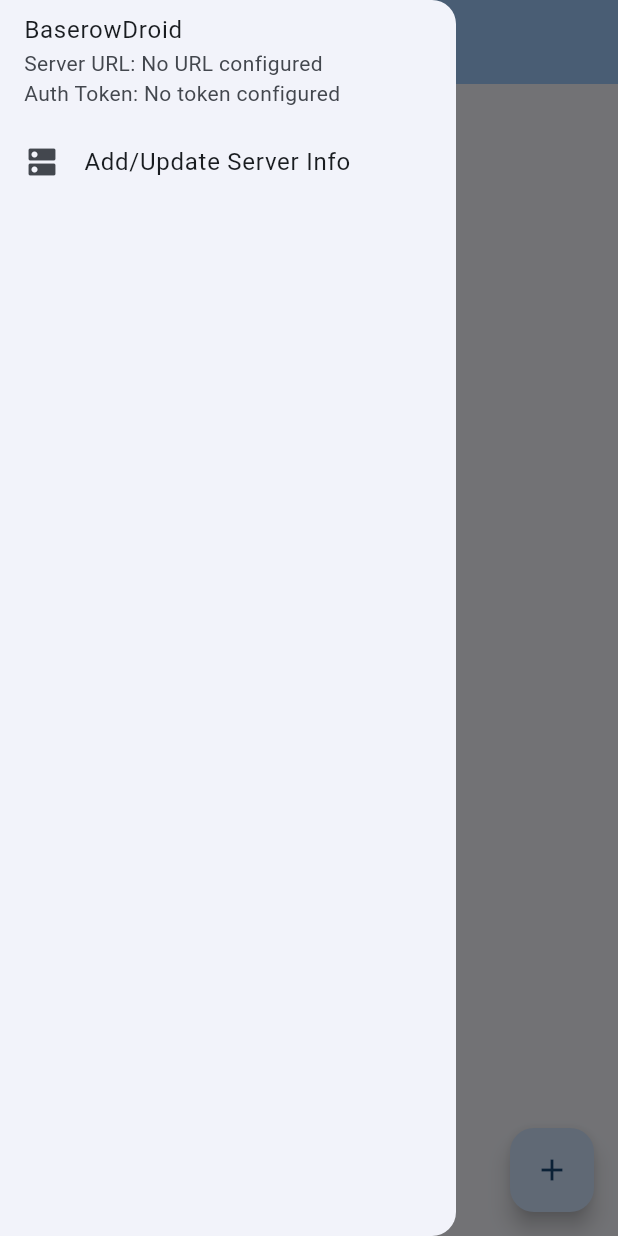
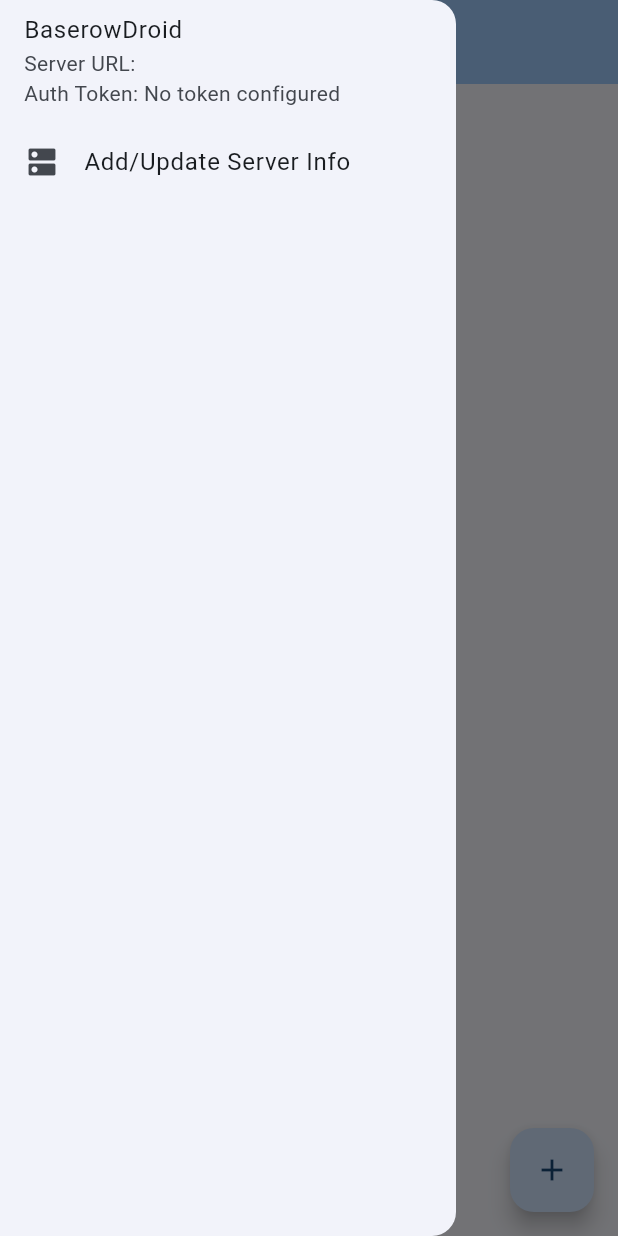
Before and after one commit to Aadityajoshi151/baserowdroid, a Flutter app: the screen it shows after launch, with the side drawer open, on a phone screen of 412 x 824 dp. Run offline on Flutter 3.47's test engine with Material 3 defaults, Android fonts, the phone set to English and light mode, and no system bars; our stand-ins replace shared_preferences.

Commit message:
chore: adds constants file and its references

```diff
--- /dev/null
+++ b/lib/Constants.dart
@@ -0,0 +1,4 @@
+const String APP_NAME = "BaserowDroid";
+const String SERVER_URL_DEFAULT_VALUE = "";
+const String AUTH_TOKEN_DEFAULT_VALUE = "No token configured";
+const String SERVER_DETAILS_PAGE_TITLE = "Server Details";
--- a/lib/main.dart
+++ b/lib/main.dart
@@ -1,5 +1,6 @@
 import 'package:baserowdroid/screens/HomePage.dart';
 import 'package:flutter/material.dart';
+import 'Constants.dart' as constants;
 
 void main() {
   runApp(const MyApp());
@@ -11,7 +12,7 @@
   @override
   Widget build(BuildContext context) {
     return MaterialApp(
-      title: 'BaserowDroid',
+      title: constants.APP_NAME,
       theme: ThemeData(
         colorScheme: ColorScheme.fromSeed(seedColor: Colors.blue),
         useMaterial3: true,
--- a/lib/screens/HomePage.dart
+++ b/lib/screens/HomePage.dart
@@ -1,4 +1,5 @@
 import 'package:baserowdroid/widgets/AppDrawer.dart';
+import '../Constants.dart' as constants;
 import 'package:flutter/material.dart';
 
 class HomePage extends StatefulWidget {
@@ -13,7 +14,7 @@
   Widget build(BuildContext context) {
     return Scaffold(
       appBar: AppBar(
-        title: const Text("BaserowDroid"),
+        title: const Text(constants.APP_NAME),
         backgroundColor: Theme.of(context).colorScheme.inversePrimary,
       ),
       body: Center(
@@ -22,7 +23,7 @@
         child: Text('No tables found'),
       ),
       drawer: Appdrawer(
-        title: "BaserowDroid",
+        title: constants.APP_NAME,
       ),
       floatingActionButton: FloatingActionButton(
         onPressed: () {
--- a/lib/screens/ServerDetails.dart
+++ b/lib/screens/ServerDetails.dart
@@ -3,6 +3,7 @@
 import 'package:baserowdroid/utils/FetchServerURL.dart';
 import 'package:flutter/material.dart';
 import 'package:shared_preferences/shared_preferences.dart';
+import '../Constants.dart' as constants;
 
 class Serverdetails extends StatefulWidget {
   const Serverdetails({super.key, required this.title});
@@ -22,7 +23,7 @@
 
     readServerUrl().then((url) {
       setState(() {
-        if (url != "No URL configured") {
+        if (url != constants.SERVER_URL_DEFAULT_VALUE) {
           urlController.text = url;
         }
       });
@@ -30,7 +31,7 @@
 
     readAuthToken().then((token) {
       setState(() {
-        if (token != "No token configured") {
+        if (token != constants.AUTH_TOKEN_DEFAULT_VALUE) {
           tokenController.text = token;
         }
       });
--- a/lib/utils/FetchAuthToken.dart
+++ b/lib/utils/FetchAuthToken.dart
@@ -1,6 +1,7 @@
 import 'package:shared_preferences/shared_preferences.dart';
+import '../Constants.dart' as constants;
 
 Future<String> readAuthToken() async {
   SharedPreferences prefs = await SharedPreferences.getInstance();
-  return prefs.getString('auth_token') ?? 'No token configured';
+  return prefs.getString('auth_token') ?? constants.AUTH_TOKEN_DEFAULT_VALUE;
 }
--- a/lib/utils/FetchServerURL.dart
+++ b/lib/utils/FetchServerURL.dart
@@ -1,6 +1,7 @@
 import 'package:shared_preferences/shared_preferences.dart';
+import '../Constants.dart' as constants;
 
 Future<String> readServerUrl() async {
   SharedPreferences prefs = await SharedPreferences.getInstance();
-  return prefs.getString('server_url') ?? 'No URL configured';
+  return prefs.getString('server_url') ?? constants.SERVER_URL_DEFAULT_VALUE;
 }
--- a/lib/widgets/AppDrawer.dart
+++ b/lib/widgets/AppDrawer.dart
@@ -1,6 +1,7 @@
 import 'package:baserowdroid/screens/ServerDetails.dart';
 import 'package:baserowdroid/utils/FetchAuthToken.dart';
 import 'package:baserowdroid/utils/FetchServerURL.dart';
+import '../Constants.dart' as constants;
 import 'package:flutter/material.dart';
 
 class Appdrawer extends StatefulWidget {
@@ -28,7 +29,7 @@
 
     readAuthToken().then((token) {
       setState(() {
-        if (token != "No token configured") {
+        if (token != constants.AUTH_TOKEN_DEFAULT_VALUE) {
           auth_token = token.substring(0, 4) +
               "-xxxx-" +
               token.substring(token.length - 4);
@@ -54,7 +55,8 @@
             title: const Text('Add/Update Server Info'),
             onTap: () {
               Navigator.push(context, MaterialPageRoute(builder: (context) {
-                return const Serverdetails(title: 'Server Details');
+                return const Serverdetails(
+                    title: constants.SERVER_DETAILS_PAGE_TITLE);
               }));
             },
           ),
```
